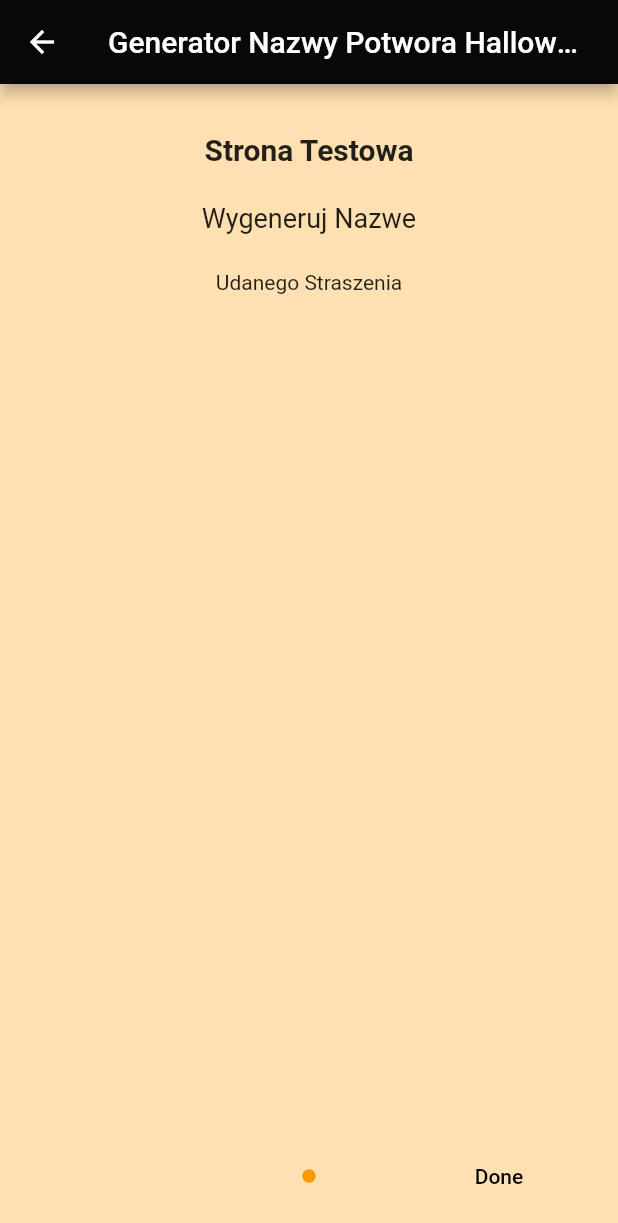
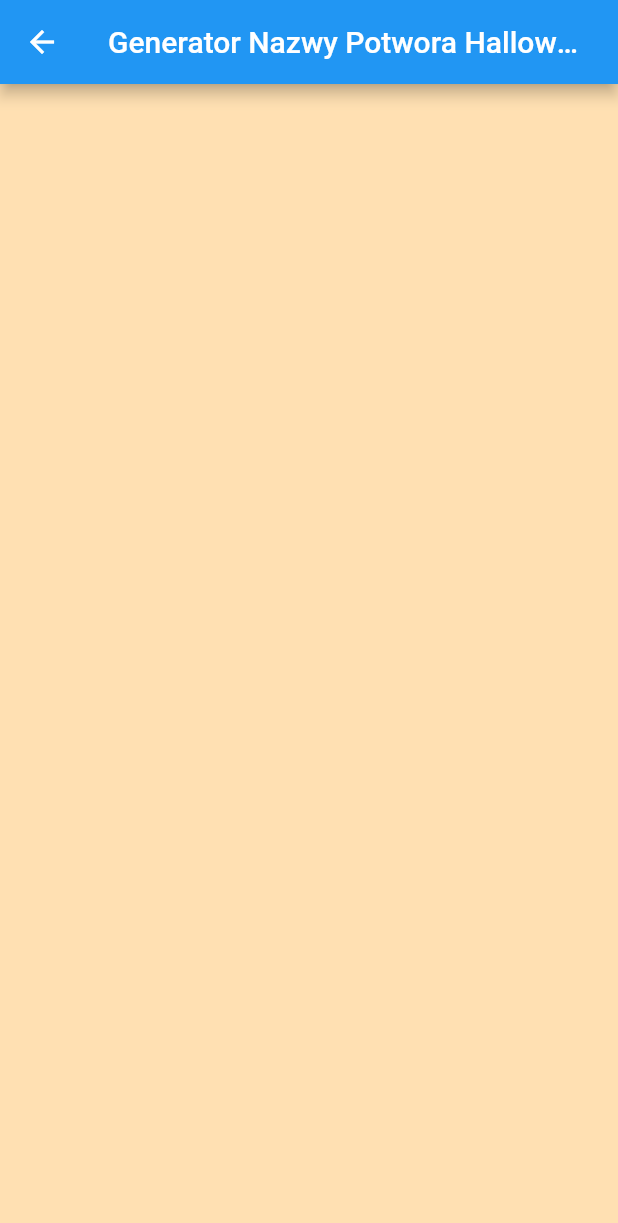
Before and after one commit to piotrmazimazurek/Daily-World-Weather, a Flutter app: the InfoPage screen opened directly, on a phone screen of 412 x 824 dp. Shown: the top 1223 px of the screen. Run offline on Flutter 3.47's test engine with Material 2 defaults, Android fonts, the phone set to English and light mode, and no system bars; drawn by our look-alikes of introduction_screen; our stand-ins replace google_fonts.

```diff
--- a/lib/info/info_page.dart
+++ b/lib/info/info_page.dart
@@ -2,20 +2,8 @@
 
 import 'package:flutter/material.dart';
 import 'package:google_fonts/google_fonts.dart';
-import 'package:introduction_screen/introduction_screen.dart';
 
 class InfoPage extends StatelessWidget {
-  List<PageViewModel> getPages() {
-    return [
-      PageViewModel(
-        image: null,
-        title: 'Strona Testowa',
-        body: 'Wygeneruj Nazwe',
-        footer: const Text('Udanego Straszenia'),
-      ),
-    ];
-  }
-
   const InfoPage({
     Key? key,
   }) : super(key: key);
@@ -27,17 +15,7 @@ class InfoPage extends StatelessWidget {
         title: const Text(
           "Generator Nazwy Potwora Halloween",
         ),
-        backgroundColor: const Color.fromARGB(255, 8, 8, 8),
       ),
-      body: IntroductionScreen(
-          done: Text(
-            'Done',
-            style: TextStyle(
-              color: Colors.black,
-            ),
-          ),
-          onDone: () {},
-          pages: getPages()),
     );
   }
 }
```
